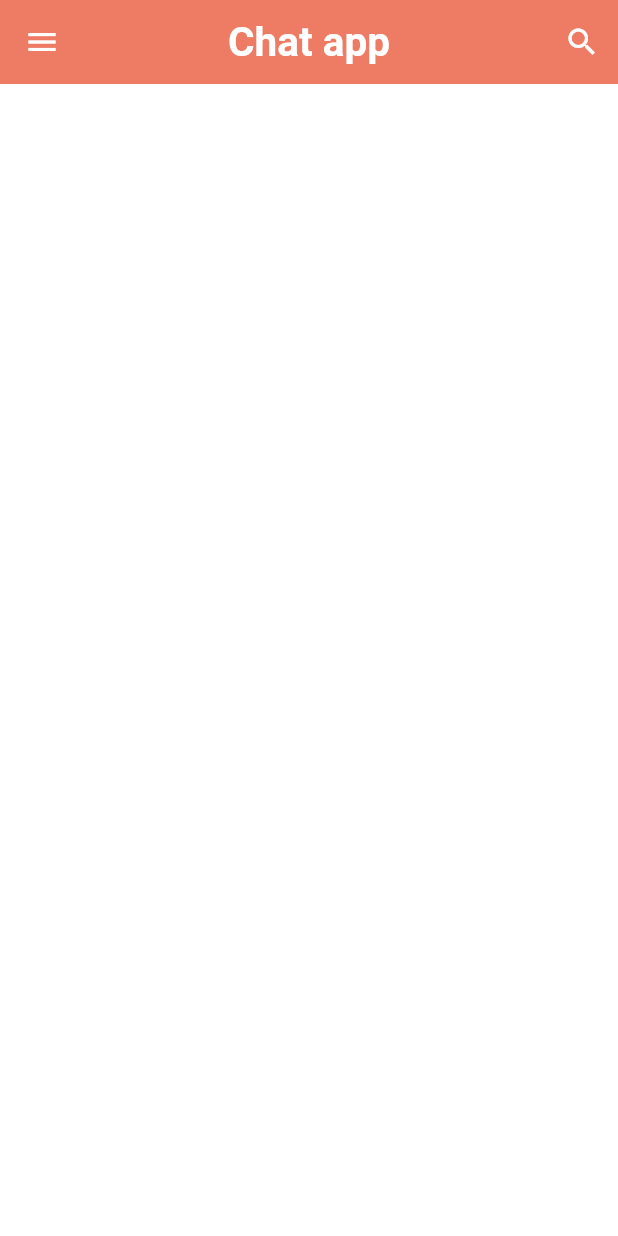
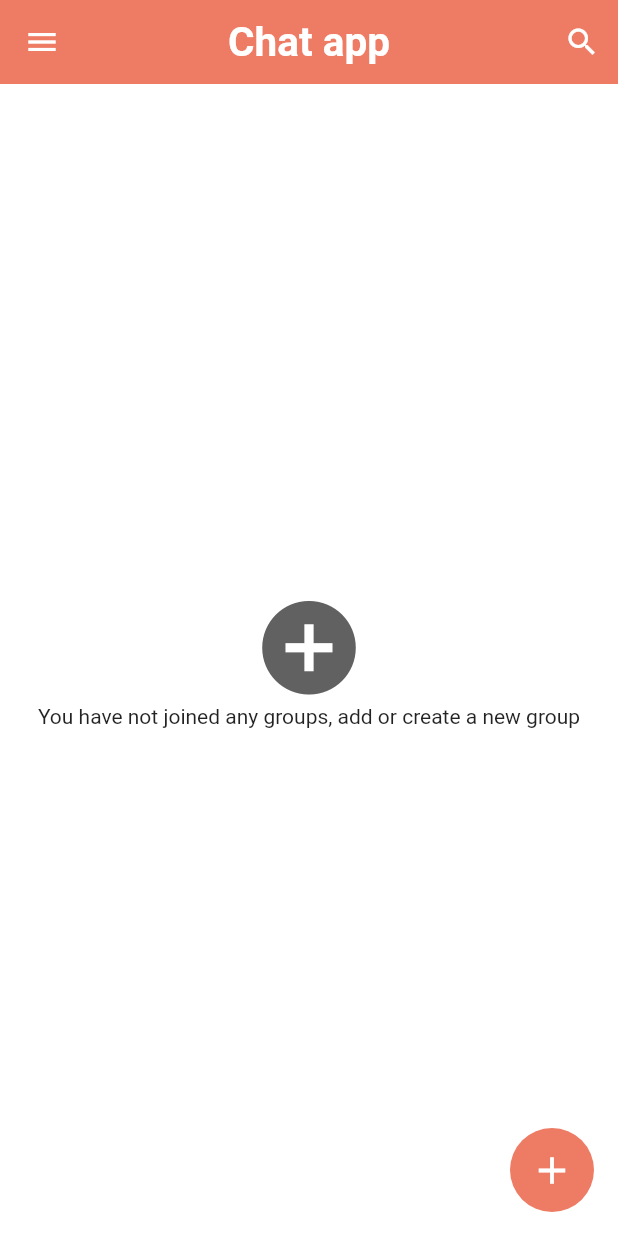
Before and after one commit to Badhon100/chatapp_firebase, a Flutter app: the HomePage screen opened directly, on a phone screen of 412 x 824 dp. Run offline on Flutter 3.47's test engine with Material 2 defaults, Android fonts, the phone set to English and light mode, and no system bars; our stand-ins replace cloud_firestore, firebase_auth, firebase_core, shared_preferences; accounts and stored records are empty.

Commit message:
homepage designed to show groups or if there is no groups

```diff
--- a/lib/pages/homepage.dart
+++ b/lib/pages/homepage.dart
@@ -3,8 +3,11 @@ import 'package:chatapp_firebase/pages/auth/login_page.dart';
 import 'package:chatapp_firebase/pages/profile_page.dart';
 import 'package:chatapp_firebase/pages/search_page.dart';
 import 'package:chatapp_firebase/service/auth_service.dart';
+import 'package:chatapp_firebase/service/database_service.dart';
 import 'package:chatapp_firebase/shared/constant.dart';
 import 'package:chatapp_firebase/widgets/widgets.dart';
+import 'package:firebase_auth/firebase_auth.dart';
+import 'package:firebase_core/firebase_core.dart';
 import 'package:flutter/material.dart';
 
 class HomePage extends StatefulWidget {
@@ -18,6 +21,7 @@ class _HomePageState extends State<HomePage> {
   AuthService authService = AuthService();
   String userName = "";
   String email = "";
+  Stream? groups;
 
   @override
   void initState() {
@@ -36,6 +40,13 @@ class _HomePageState extends State<HomePage> {
     await HelperFunction.getUserNameFromSF().then((value){
       setState(() {
         userName = value!;
+      });
+    });
+
+    //getting user list of groups
+    await DatabaseService(uid: FirebaseAuth.instance.currentUser!.uid).getUserGroups().then((snapshot){
+      setState(() {
+        groups = snapshot;
       });
     });
   }
@@ -104,6 +115,59 @@ class _HomePageState extends State<HomePage> {
           ],
         ),
       ),
+      body: groupList(),
+      floatingActionButton: FloatingActionButton(
+        onPressed: (){
+          popUpDialog(context);
+        },
+        elevation: 0,
+        backgroundColor: Theme.of(context).primaryColor,
+        child: const Icon(
+          Icons.add,
+          size: 30,
+          color: Colors.white,
+        ),
+      ),
     );
   }
+  groupList(){
+    return StreamBuilder(
+      stream: groups,
+      builder:  (context, AsyncSnapshot snapshot) {
+        if(snapshot.hasData){
+          if(snapshot.data['groups'] != null){
+            if(snapshot.data['groups'].length != 0){
+              return const Text("data");
+            }else{
+              return noGroupWidget();
+            }
+          }else{
+            return noGroupWidget();
+          }
+        }else{
+          return Center(child: CircularProgressIndicator(color: Theme.of(context).primaryColor,),);
+        }
+      }
+    );
+  }
+
+
+  noGroupWidget(){
+    return Center(
+      child: Column(
+        mainAxisAlignment: MainAxisAlignment.center,
+        crossAxisAlignment: CrossAxisAlignment.center,
+        children: [
+          Icon(Icons.add_circle, color:  Colors.grey[700], size: 75,),
+          const Text("You have not joined any groups, add or create a new group")
+        ],
+      ),
+    );
+  }
+
+
+  //pop up dialog to add new group
+  popUpDialog(BuildContext context){
+
+  }
 }
--- a/lib/service/database_service.dart
+++ b/lib/service/database_service.dart
@@ -26,4 +26,10 @@ class DatabaseService{
     return snapshot;
   }
 
+
+  //get user groups
+  getUserGroups() async{
+    return userCollection.doc(uid).snapshots();
+  }
+
 }
```
